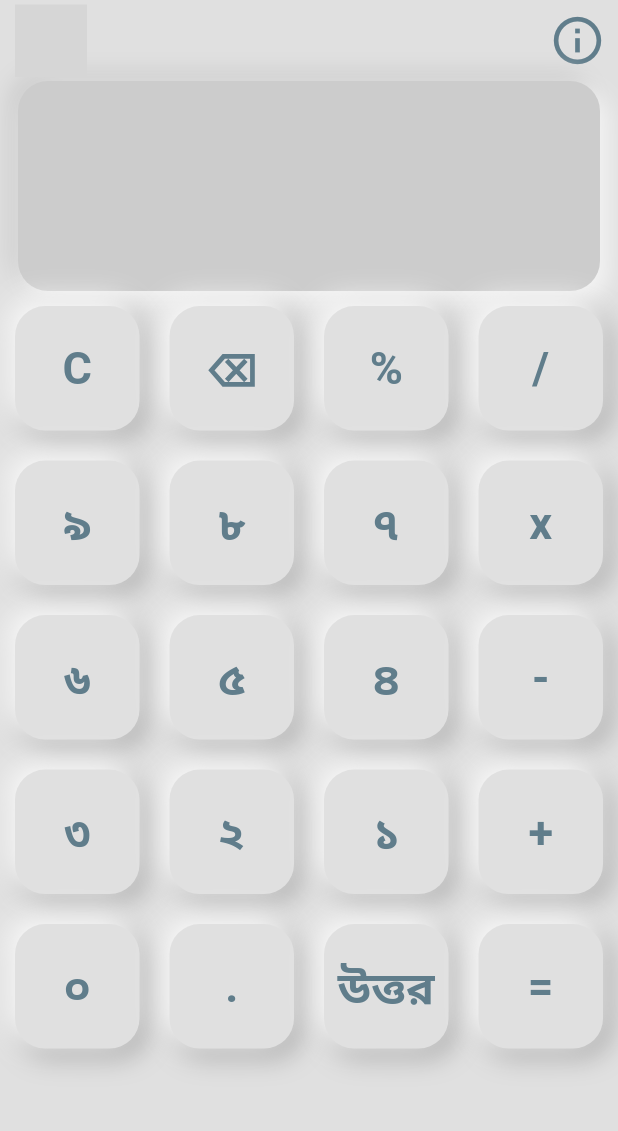
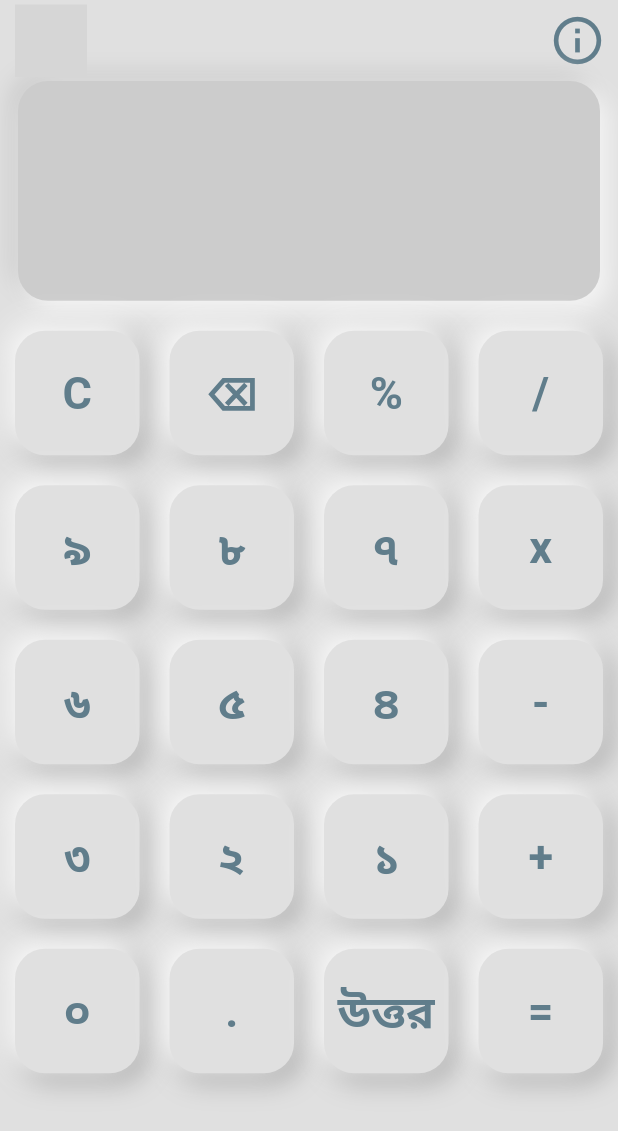
Before and after one commit to md-siam/bn_calculator, a Flutter app: the screen it shows after launch, on a phone screen of 412 x 824 dp. Shown: the top 1131 px of the screen. Run offline on Flutter 3.47's test engine with Material 2 defaults, Android fonts, the light colour scheme and no system bars; drawn by our look-alikes of clay_containers; our stand-ins replace audioplayers, math_expressions; missing offline and left inert: day_night_switcher; grey boxes are pictures that could not be loaded.

Commit message:
textbutton theme data added

```diff
--- a/lib/src/provider/theme_provider.dart
+++ b/lib/src/provider/theme_provider.dart
@@ -28,9 +28,12 @@ class MyTheme {
     iconTheme: const IconThemeData(color: Colors.blueGrey),
     textTheme: const TextTheme(
       headline5: TextStyle(color: Colors.black87),
-      caption: TextStyle(color: Colors.blue),
+      caption: TextStyle(color: Colors.blueAccent),
       subtitle1: TextStyle(color: Colors.black),
       bodyText2: TextStyle(color: Colors.blueGrey),
+    ),
+    textButtonTheme: TextButtonThemeData(
+      style: TextButton.styleFrom(primary: Colors.blueAccent),
     ),
   );
   static final darkTheme = ThemeData.dark().copyWith(
@@ -53,5 +56,8 @@ class MyTheme {
     ),
     dialogBackgroundColor: const Color(0xFF253341),
     cardColor: const Color(0xFF15202B),
+    textButtonTheme: TextButtonThemeData(
+      style: TextButton.styleFrom(primary: const Color(0xFFFADA74)),
+    ),
   );
 }
--- a/lib/src/view/home_page.dart
+++ b/lib/src/view/home_page.dart
@@ -1,7 +1,8 @@
+import 'package:clay_containers/clay_containers.dart';
 import 'package:flutter/material.dart';
+import 'package:math_expressions/math_expressions.dart';
 import 'package:provider/provider.dart';
-import 'package:clay_containers/clay_containers.dart';
-import 'package:math_expressions/math_expressions.dart';
+
 import '../provider/theme_provider.dart';
 import '../widget/button_widget.dart';
 import '../widget/top_buttons.dart';
@@ -46,15 +47,16 @@ class _HomePageState extends State<HomePage> {
 
     return Scaffold(
       body: SafeArea(
-        child: Center(
         child: Column(
+          mainAxisAlignment: MainAxisAlignment.center,
           children: [
             // top row buttons containing darkmode & info
             TopButtons(themeProvider: themeProvider),
             SizedBox(
-                height: MediaQuery.of(context).size.height * 0.17,
+              height: MediaQuery.of(context).size.height * 0.19,
               child: Padding(
-                  padding: const EdgeInsets.only(left: 12.0, right: 12.0),
+                padding: const EdgeInsets.only(
+                    left: 12.0, right: 12.0, bottom: 10.0),
                 child: ClayContainer(
                   emboss: true,
                   color: Theme.of(context).primaryColor,
@@ -174,7 +176,6 @@ class _HomePageState extends State<HomePage> {
           ],
         ),
       ),
-      ),
     );
   }
 
```
Lines whose indentation alone changed are shown as unchanged.
